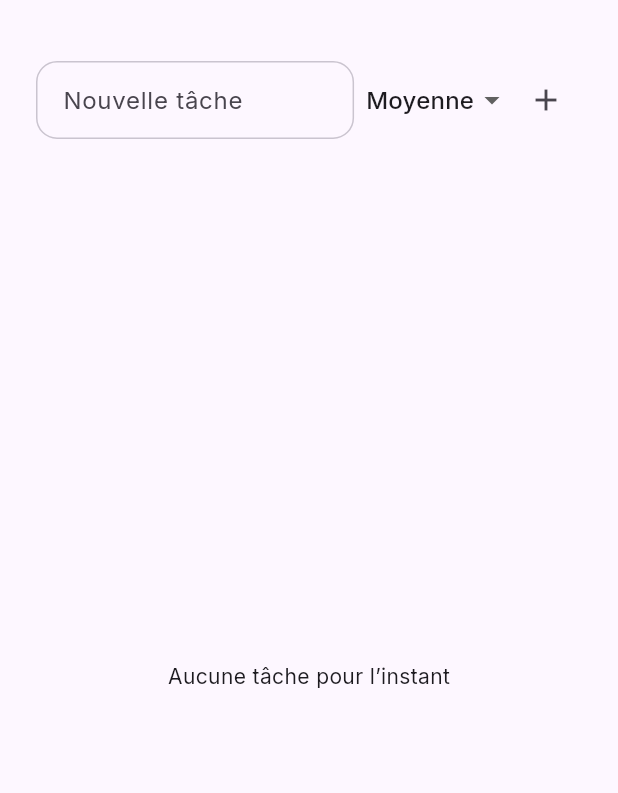
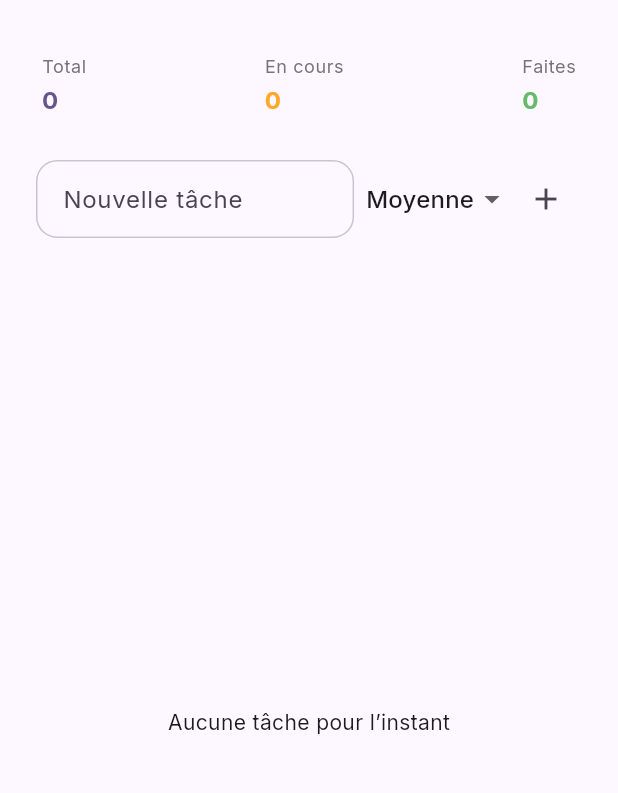
Before and after one commit to lulu73211/flutter_todo, a Flutter app: the screen it shows once a user with an empty profile is signed in, on a phone screen of 412 x 824 dp, the part 56-849 px from its top. Run offline on Flutter 3.47's test engine with Material 3 defaults, Android fonts, the phone set to English and light mode, and no system bars; our stand-ins replace cloud_firestore, firebase_auth, firebase_core, google_fonts; accounts and stored records are empty.

Commit message:
Ajout compteur

```diff
--- a/lib/todo_page.dart
+++ b/lib/todo_page.dart
@@ -12,13 +12,11 @@ class TodoPage extends StatefulWidget {
 
 class _TodoPageState extends State<TodoPage> {
   final TextEditingController _controller = TextEditingController();
-  String _selectedPriority = 'medium'; // low | medium | high
+  String _selectedPriority = 'medium';
 
-  /// Ajout d'une tâche dans Firestore
   Future<void> _addTodo() async {
     if (_controller.text.isEmpty) return;
 
-    // Sélecteur de date d’échéance
     final DateTime? selectedDate = await showDatePicker(
       context: context,
       initialDate: DateTime.now(),
@@ -39,7 +37,6 @@ class _TodoPageState extends State<TodoPage> {
     }
   }
 
-  /// Bascule l'état "fait" / "non fait"
   Future<void> _toggleDone(String id, bool current) async {
     await FirebaseFirestore.instance
         .collection('todos')
@@ -47,7 +44,6 @@ class _TodoPageState extends State<TodoPage> {
         .update({'done': !current});
   }
 
-  /// Supprime une tâche
   Future<void> _delete(String id) async {
     await FirebaseFirestore.instance.collection('todos').doc(id).delete();
   }
@@ -70,15 +66,71 @@ class _TodoPageState extends State<TodoPage> {
           ),
         ],
       ),
-      body: Column(
+      body: StreamBuilder<QuerySnapshot>(
+        stream: FirebaseFirestore.instance
+            .collection('todos')
+            .where('userId', isEqualTo: userId)
+            .orderBy('dueDate', descending: false)
+            .snapshots(),
+        builder: (context, snapshot) {
+          if (snapshot.hasError) {
+            return Center(
+              child: Text('Erreur de chargement : ${snapshot.error}'),
+            );
+          }
+          if (!snapshot.hasData) {
+            return const Center(child: CircularProgressIndicator());
+          }
+
+          final docs = snapshot.data!.docs;
+
+          final int totalTasks = docs.length;
+          final int doneTasks = docs
+              .where((d) => (d.data() as Map<String, dynamic>)['done'] == true)
+              .length;
+          final int inProgressTasks = totalTasks - doneTasks;
+
+          return Column(
             children: [
-          // --------- Bloc d’ajout ---------
+              //Résumé en haut
               Padding(
-            padding: const EdgeInsets.all(12),
+                padding:
+                    const EdgeInsets.symmetric(horizontal: 12, vertical: 8),
                 child: Card(
                   child: Padding(
-                padding:
-                    const EdgeInsets.symmetric(horizontal: 12, vertical: 10),
+                    padding: const EdgeInsets.symmetric(
+                        horizontal: 16, vertical: 10),
+                    child: Row(
+                      mainAxisAlignment: MainAxisAlignment.spaceBetween,
+                      children: [
+                        _StatItem(
+                          label: 'Total',
+                          value: totalTasks,
+                          color: cs.primary,
+                        ),
+                        _StatItem(
+                          label: 'En cours',
+                          value: inProgressTasks,
+                          color: Colors.orange.shade400,
+                        ),
+                        _StatItem(
+                          label: 'Faites',
+                          value: doneTasks,
+                          color: Colors.green.shade400,
+                        ),
+                      ],
+                    ),
+                  ),
+                ),
+              ),
+
+              //Bloc d’ajout
+              Padding(
+                padding: const EdgeInsets.symmetric(horizontal: 12),
+                child: Card(
+                  child: Padding(
+                    padding: const EdgeInsets.symmetric(
+                        horizontal: 12, vertical: 10),
                     child: Row(
                       children: [
                         Expanded(
@@ -124,34 +176,17 @@ class _TodoPageState extends State<TodoPage> {
                 ),
               ),
 
-          // --------- Liste des tâches ---------
+              const SizedBox(height: 8),
+
+              //Liste des tâches
               Expanded(
-            child: StreamBuilder<QuerySnapshot>(
-              stream: FirebaseFirestore.instance
-                  .collection('todos')
-                  .where('userId', isEqualTo: userId)
-                  .orderBy('dueDate', descending: false)
-                  .snapshots(),
-              builder: (context, snapshot) {
-                if (snapshot.hasError) {
-                  return Center(
-                    child: Text('Erreur de chargement : ${snapshot.error}'),
-                  );
-                }
-                if (!snapshot.hasData) {
-                  return const Center(child: CircularProgressIndicator());
-                }
-
-                final docs = snapshot.data!.docs;
-                if (docs.isEmpty) {
-                  return const Center(
+                child: docs.isEmpty
+                    ? const Center(
                         child: Text('Aucune tâche pour l’instant'),
-                  );
-                }
-
-                return ListView.separated(
-                  padding:
-                      const EdgeInsets.symmetric(horizontal: 12, vertical: 4),
+                      )
+                    : ListView.separated(
+                        padding: const EdgeInsets.symmetric(
+                            horizontal: 12, vertical: 4),
                         separatorBuilder: (_, __) => const SizedBox(height: 8),
                         itemCount: docs.length,
                         itemBuilder: (context, index) {
@@ -165,7 +200,6 @@ class _TodoPageState extends State<TodoPage> {
                           final String priorityRaw =
                               (data['priority'] ?? 'medium') as String;
 
-                    // mapping priorité -> label + couleur
                           String priorityLabel;
                           Color priorityColor;
                           switch (priorityRaw) {
@@ -184,7 +218,6 @@ class _TodoPageState extends State<TodoPage> {
                               break;
                           }
 
-                    // Tâche en retard ?
                           final bool isOverdue = dueDate != null &&
                               dueDate.isBefore(DateTime.now()) &&
                               !done;
@@ -197,17 +230,15 @@ class _TodoPageState extends State<TodoPage> {
                               child: Row(
                                 crossAxisAlignment: CrossAxisAlignment.start,
                                 children: [
-                            // Checkbox
                                   Checkbox(
                                     value: done,
                                     onChanged: (_) => _toggleDone(doc.id, done),
                                   ),
                                   const SizedBox(width: 4),
-
-                            // Contenu
                                   Expanded(
                                     child: Column(
-                                crossAxisAlignment: CrossAxisAlignment.start,
+                                      crossAxisAlignment:
+                                          CrossAxisAlignment.start,
                                       children: [
                                         Row(
                                           children: [
@@ -219,7 +250,8 @@ class _TodoPageState extends State<TodoPage> {
                                                       ? cs.error
                                                       : cs.onSurface,
                                                   decoration: done
-                                                ? TextDecoration.lineThrough
+                                                      ? TextDecoration
+                                                          .lineThrough
                                                       : null,
                                                   fontWeight: FontWeight.w600,
                                                 ),
@@ -240,26 +272,30 @@ class _TodoPageState extends State<TodoPage> {
                                           children: [
                                             if (dueDate != null)
                                               Chip(
-                                          visualDensity: VisualDensity.compact,
+                                                visualDensity:
+                                                    VisualDensity.compact,
                                                 backgroundColor: isOverdue
                                                     ? cs.errorContainer
                                                     : cs.surfaceVariant,
                                                 label: Text(
                                                   'Échéance : ${dueDate.day}/${dueDate.month}/${dueDate.year}',
                                                 ),
-                                          labelStyle: tt.bodySmall?.copyWith(
+                                                labelStyle:
+                                                    tt.bodySmall?.copyWith(
                                                   color: isOverdue
                                                       ? cs.onErrorContainer
                                                       : cs.onSurfaceVariant,
                                                 ),
                                               ),
                                             Chip(
-                                        visualDensity: VisualDensity.compact,
-                                        backgroundColor:
-                                            priorityColor.withOpacity(0.15),
-                                        label:
-                                            Text('Priorité : $priorityLabel'),
-                                        labelStyle: tt.bodySmall?.copyWith(
+                                              visualDensity:
+                                                  VisualDensity.compact,
+                                              backgroundColor: priorityColor
+                                                  .withOpacity(0.15),
+                                              label: Text(
+                                                  'Priorité : $priorityLabel'),
+                                              labelStyle:
+                                                  tt.bodySmall?.copyWith(
                                                 color: priorityColor,
                                                 fontWeight: FontWeight.w600,
                                               ),
@@ -269,8 +305,6 @@ class _TodoPageState extends State<TodoPage> {
                                       ],
                                     ),
                                   ),
-
-                            // Bouton delete
                                   IconButton(
                                     icon: const Icon(Icons.delete_outline),
                                     color: cs.error,
@@ -281,12 +315,49 @@ class _TodoPageState extends State<TodoPage> {
                             ),
                           );
                         },
-                );
-              },
                       ),
               ),
             ],
+          );
+        },
       ),
     );
   }
 }
+
+/// Compteur de tasks
+class _StatItem extends StatelessWidget {
+  final String label;
+  final int value;
+  final Color color;
+
+  const _StatItem({
+    required this.label,
+    required this.value,
+    required this.color,
+  });
+
+  @override
+  Widget build(BuildContext context) {
+    final tt = Theme.of(context).textTheme;
+    return Column(
+      crossAxisAlignment: CrossAxisAlignment.start,
+      children: [
+        Text(
+          label,
+          style: tt.bodySmall?.copyWith(
+            color: Colors.grey[600],
+          ),
+        ),
+        const SizedBox(height: 2),
+        Text(
+          '$value',
+          style: tt.titleMedium?.copyWith(
+            fontWeight: FontWeight.w700,
+            color: color,
+          ),
+        ),
+      ],
+    );
+  }
+}
```
Lines whose indentation alone changed are shown as unchanged.
